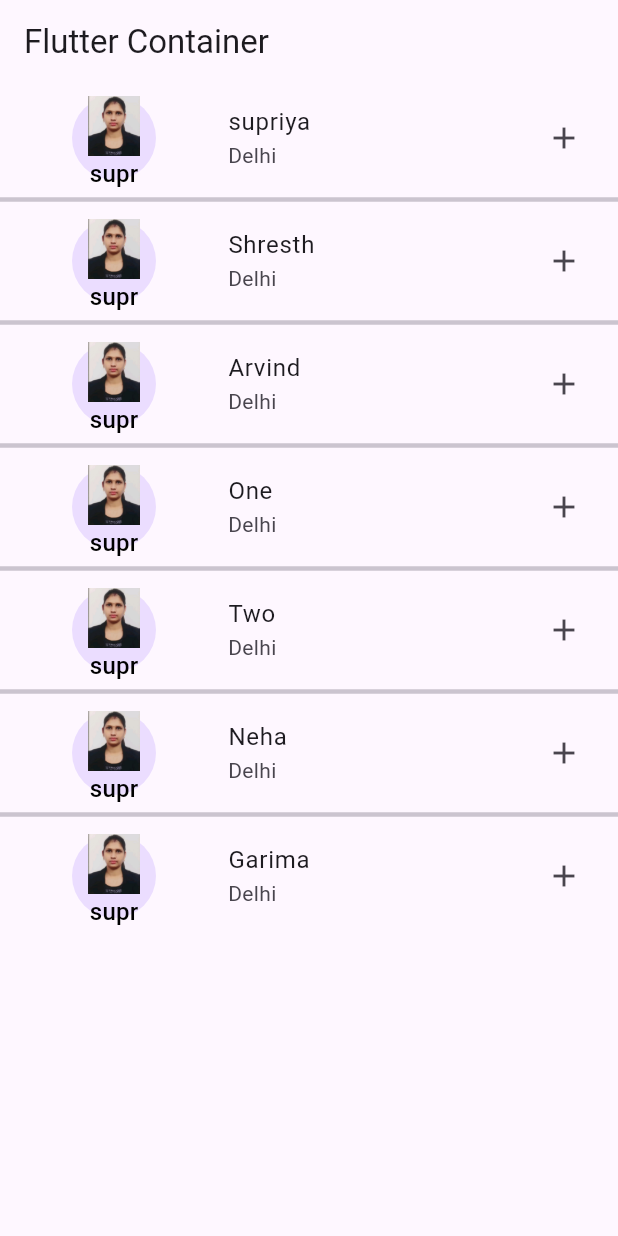
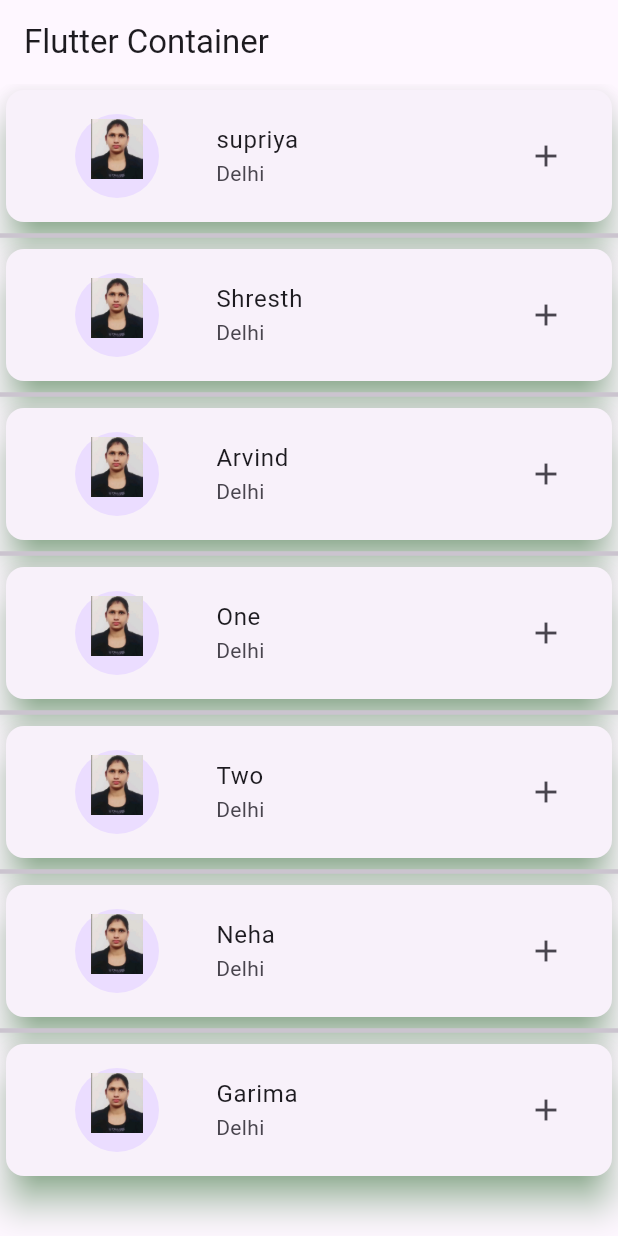
Before and after one commit to sup0808/Flutter_firstapp, a Flutter app: the screen it shows after launch, on a phone screen of 412 x 824 dp. Run offline on Flutter 3.47's test engine with Material 3 defaults, Android fonts, the light colour scheme and no system bars.

Commit message:
Card Widget

```diff
--- a/lib/main.dart
+++ b/lib/main.dart
@@ -43,11 +43,17 @@ class _MyHomePageState extends State<MyHomePage> {
         title: Text("Flutter Container"),
       ),
       body: ListView.separated(itemBuilder: (context, index) {
-        return ListTile(
+        return Card(
+          shadowColor: Colors.green ,
+          elevation: 10,
+          child: Padding(
+            padding: const EdgeInsets.all(8.0),
+            child: ListTile(
               leading: CircleAvatar(
+                maxRadius: 50,
                 child: Container(
-              height: 60,
-              width: 60,
+                  height: 50,
+                  width: 50,
                   child: Column(
                     children: [
                       Container(
@@ -55,15 +61,16 @@ class _MyHomePageState extends State<MyHomePage> {
                         width: 40,
                         child: Image.asset('assets/images/user.jpg'),
                       ),
-                  Text("supr", style: TextStyle(color: Colors.black,))
+                      //Text("supr", style: TextStyle(color: Colors.black,))
                     ],
                   ),
                 ),
-            maxRadius: 60,
               ),
               title: Text(arrNames[index]),
               subtitle: Text('Delhi'),
               trailing: Icon(Icons.add) ,
+            ),
+          ),
         );
       },
         itemCount: arrNames.length,
```
Lines whose indentation alone changed are shown as unchanged.
